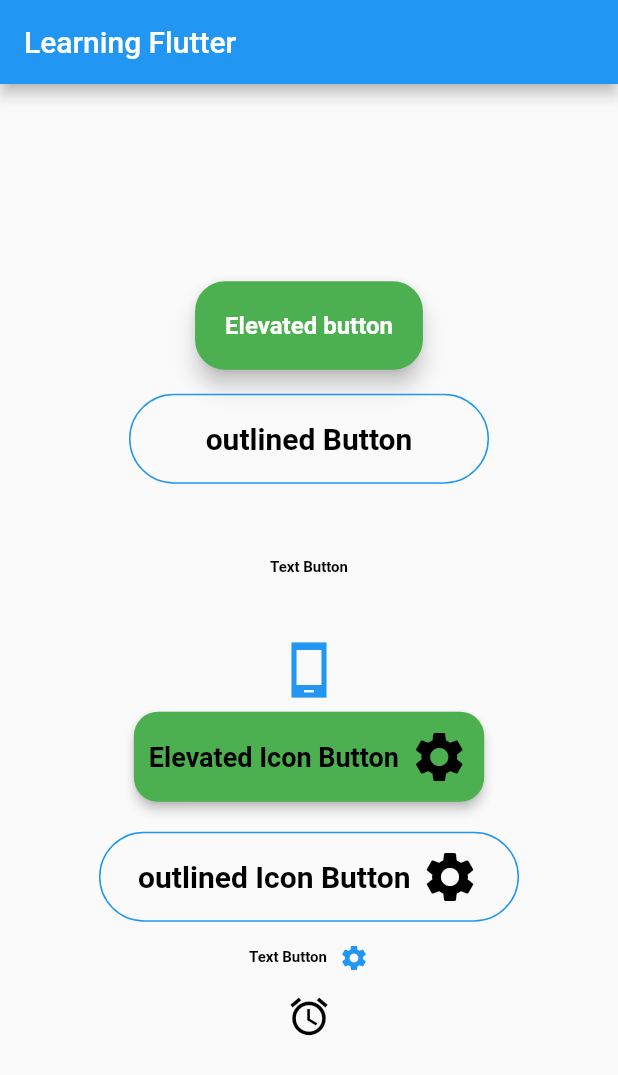
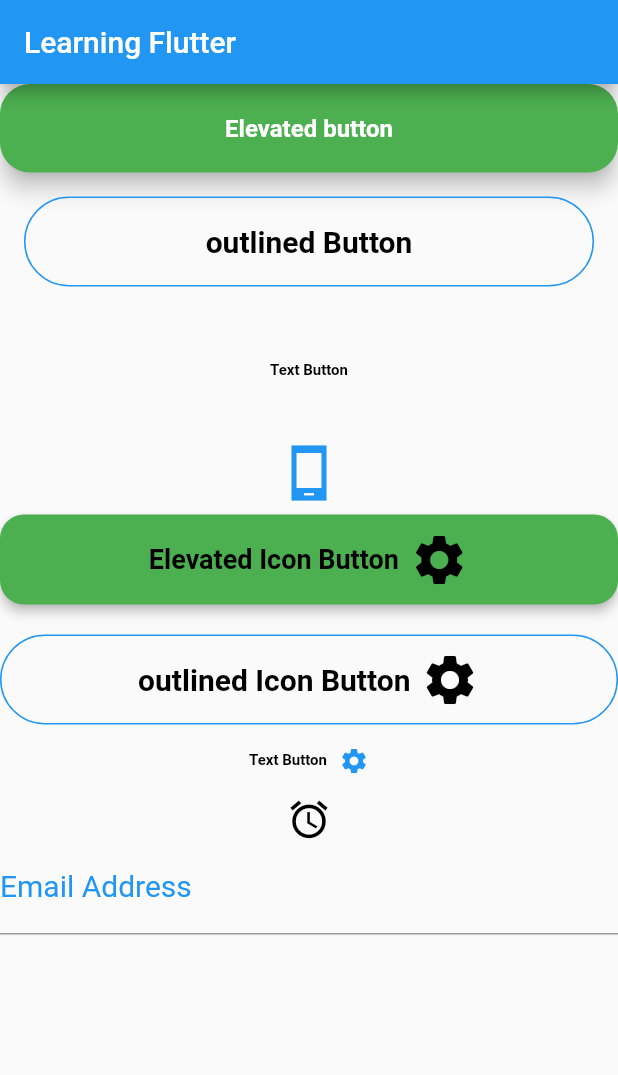
Before and after one commit to abhi2718/learning_flutter, a Flutter app: the screen it shows after launch, on a phone screen of 412 x 824 dp. Shown: the top 1075 px of the screen. Run offline on Flutter 3.47's test engine with Material 2 defaults, Android fonts, the phone set to English and light mode, and no system bars.

Commit message:
textField component

```diff
--- /dev/null
+++ b/lib/components/customListView.dart
@@ -0,0 +1,14 @@
+import 'package:flutter/material.dart';
+
+class CustomListView extends StatelessWidget {
+  final List<String> todo = ['eat', 'sleep', 'wake up', 'dance','eat', 'sleep', 'wake up', 'dance'];
+  @override
+  Widget build(BuildContext context) {
+    return Container(
+      child:
+        ListView.builder(itemBuilder: ((context, index) {
+      return Text(todo[index]);
+    }))
+    );
+  }
+}
--- /dev/null
+++ b/lib/components/input.dart
@@ -0,0 +1,46 @@
+import 'package:flutter/material.dart';
+
+class Input extends StatelessWidget {
+  final String labelText;
+  final String hintText;
+  final double labelSize;
+  final Color labelColor;
+  final String labelFontFamily;
+  final FontWeight labelfontWeight;
+  final double hintTextSize;
+  final Color hintTextColor;
+  final String hintFontFamily;
+  final FontWeight hintfontWeight;
+  Input(
+      {this.labelText = '',
+      this.hintText = '',
+      this.labelSize = 20,
+      this.labelColor = Colors.blue,
+      this.labelFontFamily = '',
+      this.labelfontWeight = FontWeight.w400,
+      this.hintTextSize = 16,
+      this.hintTextColor = Colors.black12,
+      this.hintFontFamily = '',
+      this.hintfontWeight = FontWeight.w200,
+      });
+  @override
+  Widget build(BuildContext context) {
+    return TextField(
+      decoration: InputDecoration(
+          labelText: labelText,
+          hintText: hintText,
+          labelStyle: TextStyle(
+              fontSize: labelSize,
+              color: labelColor,
+              fontFamily: labelFontFamily,
+              fontWeight: labelfontWeight),
+          hintStyle: TextStyle(
+              fontSize: hintTextSize,
+              color: hintTextColor,
+              fontFamily: labelFontFamily,
+              fontWeight: labelfontWeight),
+              ),
+    );
+  }
+}
+// https://www.youtube.com/watch?v=eWa6iGncZ5Q
--- a/lib/main.dart
+++ b/lib/main.dart
@@ -2,28 +2,25 @@ import 'package:flutter/material.dart';
 import './components/button.dart';
 import './components/icon.dart';
 import './components/bottomSheet.dart';
+import './components/input.dart';
 
 void main() => runApp(MediaQuery(
     data: const MediaQueryData(), child: MaterialApp(home: HomeScreen())));
 
 class HomeScreen extends StatelessWidget {
   CustomBottomSheet bottomSheet = CustomBottomSheet(
-     widget:Container(child: const Text('custom bottom sheet'),),
-     backgroundColor:Colors.white,
-     height:350,
-     padding:20,
-     borderRadius: 18
-   );
+      widget: Container(
+        child: const Text('custom bottom sheet'),
+      ),
+      backgroundColor: Colors.white,
+      height: 350,
+      padding: 20,
+      borderRadius: 18);
   @override
   Widget build(BuildContext context) {
     return Scaffold(
       appBar: AppBar(title: const Text('Learning Flutter')),
-      body: Container(
-        width: double.infinity,
-        height: double.infinity,
-        child: Column(
-          mainAxisAlignment: MainAxisAlignment.center,
-          crossAxisAlignment: CrossAxisAlignment.center,
+      body: ListView(
         children: [
           CustomElevatedButton(
             onPressed: () {
@@ -123,8 +120,11 @@ class HomeScreen extends StatelessWidget {
               iconColor: Colors.black, iconSize: 30, onPressed: () {
             bottomSheet.bottomSheet(context);
           }),
+          Input(
+            labelText: "Email Address",
+            hintText: "abhiwebdev2718@gmail.com"
+          ),
         ],
-        ),
       ),
     );
   }
```
Lines whose indentation alone changed are shown as unchanged.
